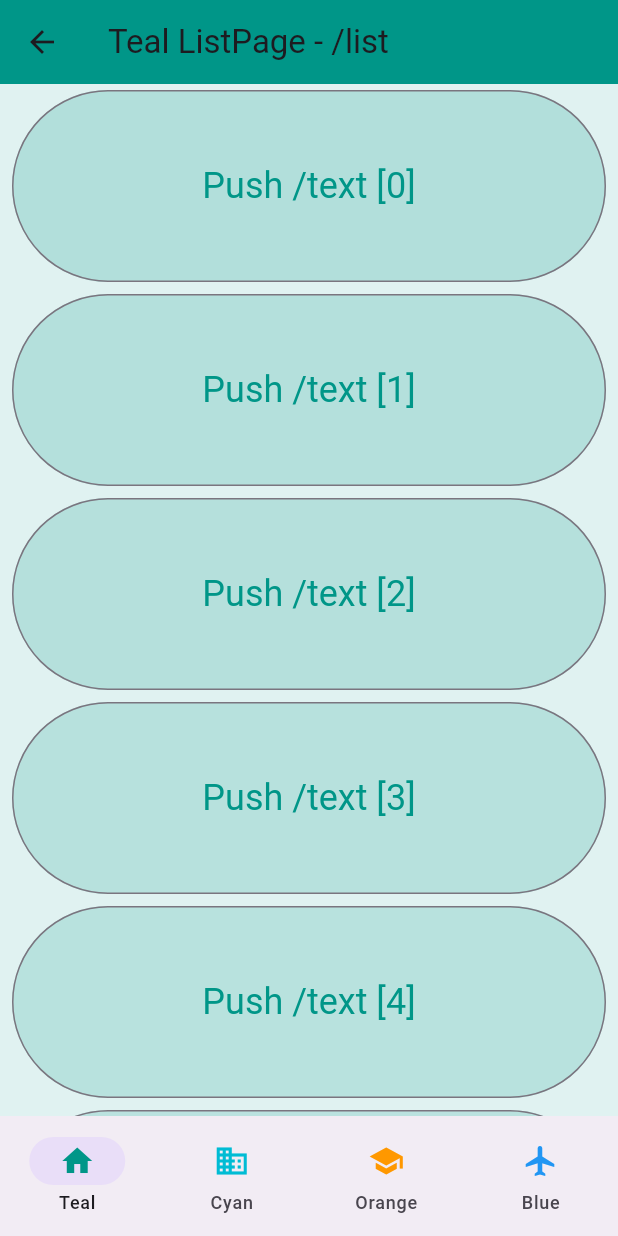
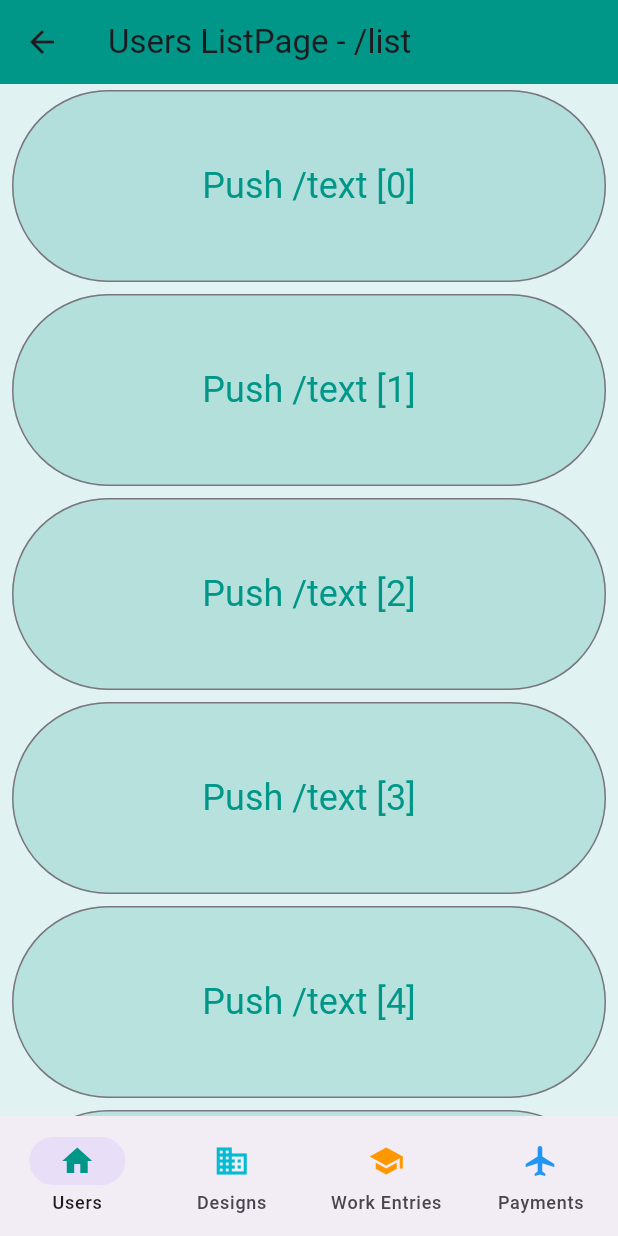
Before and after one commit to aagoel/StitchVault, a Flutter app: the Home screen opened directly, after a tap on "Push /list", on a phone screen of 412 x 824 dp. Run offline on Flutter 3.47's test engine with Material 2 defaults, Android fonts, the phone set to English and light mode, and no system bars.

Commit message:
adding homepage

```diff
--- a/lib/homepage.dart
+++ b/lib/homepage.dart
@@ -15,10 +15,10 @@ class Home extends StatefulWidget {
 
 class _HomeState extends State<Home> with TickerProviderStateMixin<Home> {
   static const List<Destination> allDestinations = <Destination>[
-    Destination(0, 'Teal', Icons.home, Colors.teal),
-    Destination(1, 'Cyan', Icons.business, Colors.cyan),
-    Destination(2, 'Orange', Icons.school, Colors.orange),
-    Destination(3, 'Blue', Icons.flight, Colors.blue),
+    Destination(0, 'Users', Icons.home, Colors.teal),
+    Destination(1, 'Designs', Icons.business, Colors.cyan),
+    Destination(2, 'Work Entries', Icons.school, Colors.orange),
+    Destination(3, 'Payments', Icons.flight, Colors.blue),
   ];
 
   late final List<GlobalKey<NavigatorState>> navigatorKeys;
@@ -157,7 +157,7 @@ class RootPage extends StatelessWidget {
 
     return Scaffold(
       appBar: AppBar(
-        title: Text('${destination.title} RootPage - /'),
+        title: Text('StitchVault'),
         backgroundColor: destination.color,
       ),
       backgroundColor: destination.color[50],
--- a/lib/main.dart
+++ b/lib/main.dart
@@ -33,7 +33,7 @@ class MyApp extends StatelessWidget {
         colorScheme: ColorScheme.fromSeed(seedColor: Colors.deepPurple),
         useMaterial3: true,
       ),
-      home: const MyHomePage(title: 'Flutter Demo Home Page'),
+      home: const Home(),
     );
   }
 }
```
